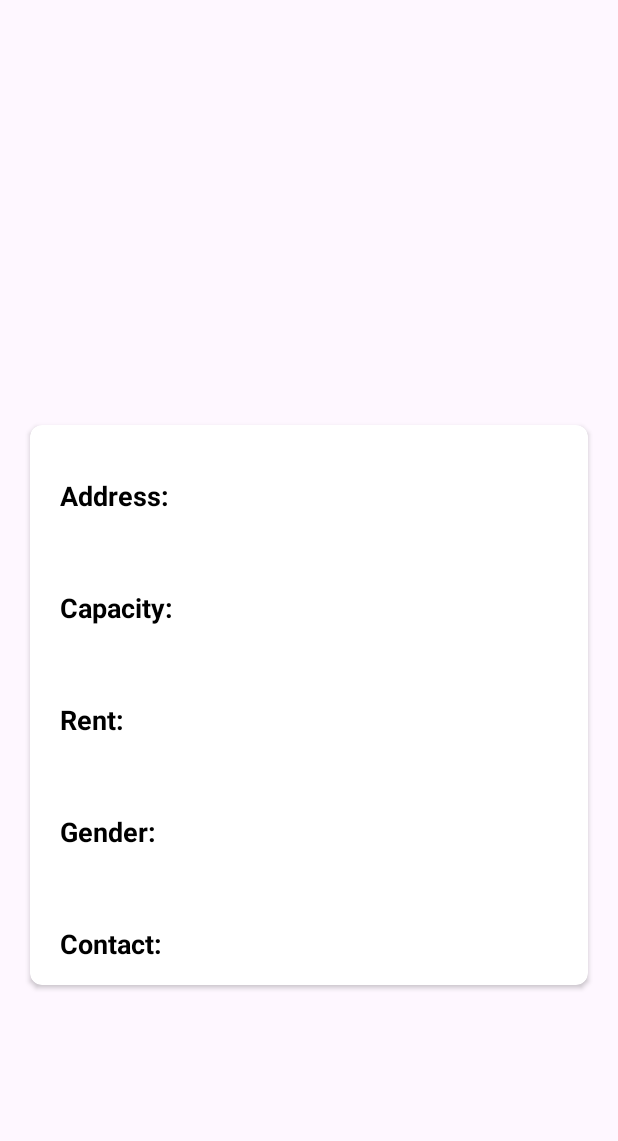
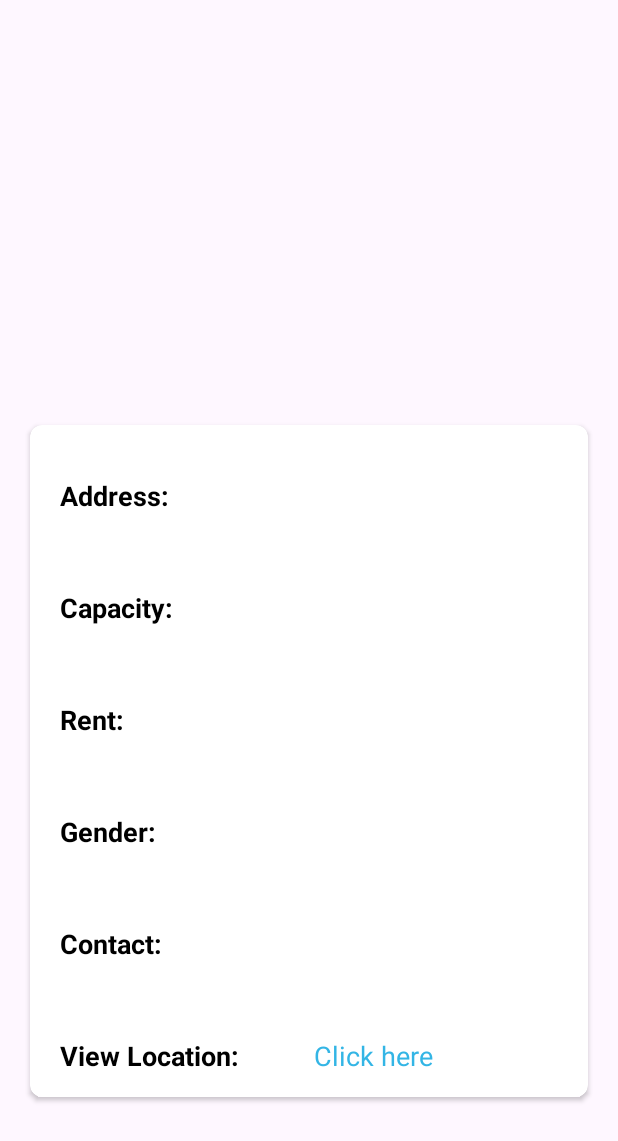
Before and after one commit to Kushnu14/HostelFInder, an Android app: the layout activity_details.xml on its own in the app's theme, with its tools: preview values and no code run, on a phone screen of 412 x 824 dp. Shown: the top 1141 px of the screen. Run offline under Robolectric (Android 15) with nearby library versions, the phone set to English and light mode, and no system bars; plain views replace TouchImageView.

Commit message:
Describe the changes you made

```diff
--- a/app/build.gradle
+++ b/app/build.gradle
@@ -49,7 +49,10 @@ dependencies {
     implementation 'androidx.core:core-splashscreen:1.0.1'
     implementation 'com.github.bumptech.glide:glide:4.16.0'
     annotationProcessor 'com.github.bumptech.glide:compiler:4.12.0'
-    implementation 'com.airbnb.android:lottie:3.7.0'
+    def lottieVersion = "3.4.0"
+    implementation "com.airbnb.android:lottie:$lottieVersion"
+    //implementation 'com.airbnb.android:lottie:3.7.0'
     implementation 'com.github.MikeOrtiz:TouchImageView:1.4.1'
+    implementation 'com.google.android.gms:play-services-location:21.3.0'
 
 }
--- a/app/src/main/AndroidManifest.xml
+++ b/app/src/main/AndroidManifest.xml
@@ -3,6 +3,8 @@
     xmlns:tools="http://schemas.android.com/tools">
 
     <uses-permission android:name="android.permission.INTERNET" />
+    <uses-permission android:name="android.permission.ACCESS_FINE_LOCATION"/>
+    <uses-permission android:name="android.permission.ACCESS_COARSE_LOCATION"/>
 
     <application
         android:allowBackup="true"
--- a/app/src/main/java/com/example/hostelfinder/Recycler/Adapter.java
+++ b/app/src/main/java/com/example/hostelfinder/Recycler/Adapter.java
@@ -52,6 +52,7 @@ public class Adapter extends RecyclerView.Adapter<Adapter.ViewHolder> {
             intent.putExtra("Gender",model.getGender());
             intent.putExtra("id",model.getId());
             intent.putExtra("img",model.getImg());
+            intent.putExtra("Location",model.getLocation());
 
             context.startActivity(intent);
         });
--- a/app/src/main/java/com/example/hostelfinder/SplashScreen.java
+++ b/app/src/main/java/com/example/hostelfinder/SplashScreen.java
@@ -32,7 +32,6 @@ public class SplashScreen extends AppCompatActivity {
             public void run() {
                 Intent iHome=new Intent(getApplicationContext(),LoginActivity.class);
                 startActivity(iHome);
-
                 finish();
             }
         },3000);
--- a/app/src/main/res/anim/ainm.xml
+++ b/app/src/main/res/anim/ainm.xml
@@ -2,6 +2,5 @@
 <set xmlns:android="http://schemas.android.com/apk/res/android">
    <alpha android:fromAlpha="1.0"
        android:toAlpha="0.0"
-
        android:duration="3000"/>
 </set>
--- a/app/src/main/res/layout/activity_details.xml
+++ b/app/src/main/res/layout/activity_details.xml
@@ -37,6 +37,9 @@
         app:cardCornerRadius="8dp"
         android:background="#f5f5f5"
        >
+        <ScrollView
+            android:layout_width="match_parent"
+            android:layout_height="wrap_content">
 
         <LinearLayout
             android:layout_width="match_parent"
@@ -187,12 +190,40 @@
                 android:textSize="18sp" />
 
         </LinearLayout>
+            <LinearLayout
+                android:layout_width="wrap_content"
+                android:layout_height="wrap_content"
+                android:orientation="horizontal">
+                <TextView
+                    android:layout_width="match_parent"
+                    android:layout_height="wrap_content"
+                    android:layout_marginTop="10dp"
+                    android:text="View Location:"
+                    android:textStyle="bold"
+                    android:padding="20dp"
+                    android:layout_gravity="center"
+                    android:textColor="@color/black"
+                    android:textSize="18sp" />
+                <TextView
+                    android:id="@+id/clickHereText"
+                    android:layout_width="match_parent"
+                    android:layout_height="wrap_content"
+                    android:layout_marginTop="10dp"
+                    android:layout_marginStart="10dp"
+                    android:padding="20dp"
+                    android:text="Click here"
+                    android:layout_gravity="center"
+                    android:textColor="@android:color/holo_blue_light"
+                    android:linksClickable="true"
+                    android:textSize="18sp" />
+            </LinearLayout>
 
         </LinearLayout>
 
-
+        </ScrollView>
 
     </androidx.cardview.widget.CardView>
 
 
+
 </LinearLayout>
--- a/build.gradle
+++ b/build.gradle
@@ -4,5 +4,5 @@ buildscript {
     }
 }// Top-level build file where you can add configuration options common to all sub-projects/modules.
 plugins {
-id 'com.android.application' version '8.2.0' apply false
+id 'com.android.application' version '8.7.2' apply false
 }
```
Also changed, not shown: app/src/main/java/com/example/hostelfinder/DetailsActivity.java (+64 -0 lines), app/src/main/java/com/example/hostelfinder/MainScreen.java (+10 -1 lines), app/src/main/java/com/example/hostelfinder/Recycler/Model.java (+13 -1 lines), app/src/main/res/layout/activity_splash_screen.xml (+4 -4 lines), gradle/wrapper/gradle-wrapper.properties.
